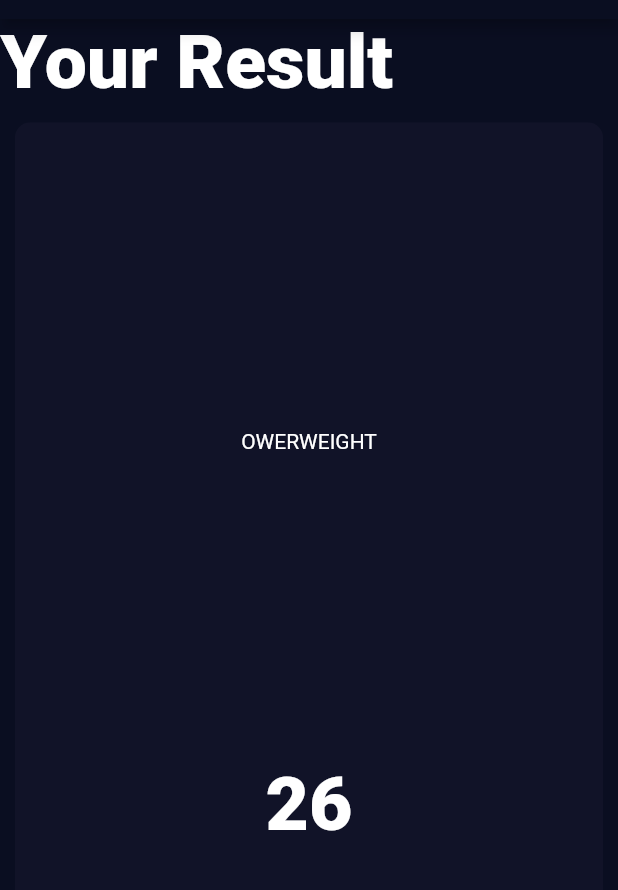
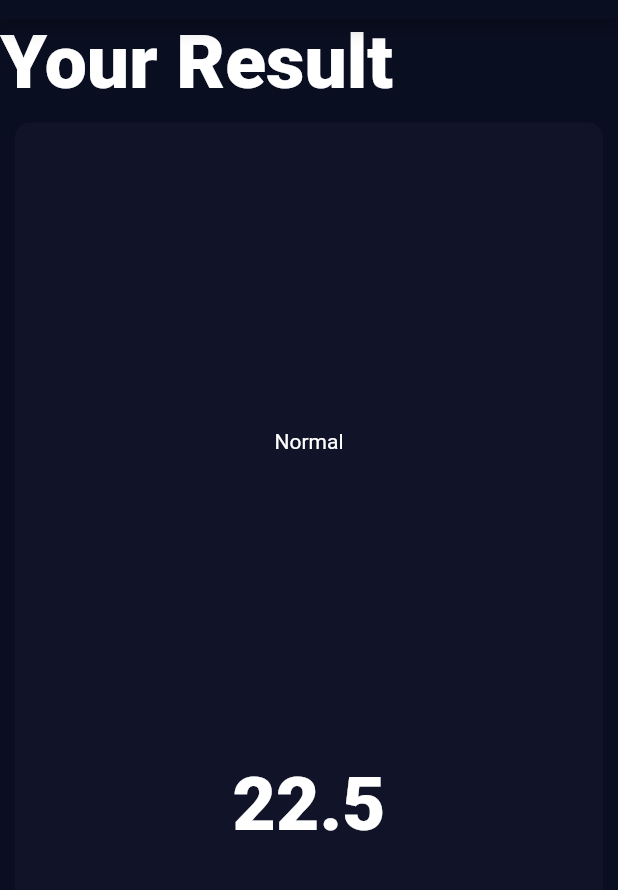
Before and after one commit to cihanylmz/bmi-calculator, a Flutter app: the ResultsPage screen opened directly, on a phone screen of 412 x 824 dp, the part 65-955 px from its top. Run offline on Flutter 3.47's test engine with Material 2 defaults, Android fonts, the phone set to English and light mode, and no system bars; our stand-ins replace font_awesome_flutter.

Commit message:
Added screenshot.

```diff
--- a/lib/results_page.dart
+++ b/lib/results_page.dart
@@ -23,8 +23,8 @@ class ResultsPage extends StatelessWidget {
               cardChild: Column(
                 mainAxisAlignment: MainAxisAlignment.spaceEvenly,
                 children: <Widget>[
-                  Text('OWERWEIGHT'),
-                  Text('26', style: kDefaultNumStyle,)
+                  Text('Normal'),
+                  Text('22.5', style: kDefaultNumStyle,)
                 ],
               ),
 
```
Also changed, not shown: images/Screenshot_2.png.
